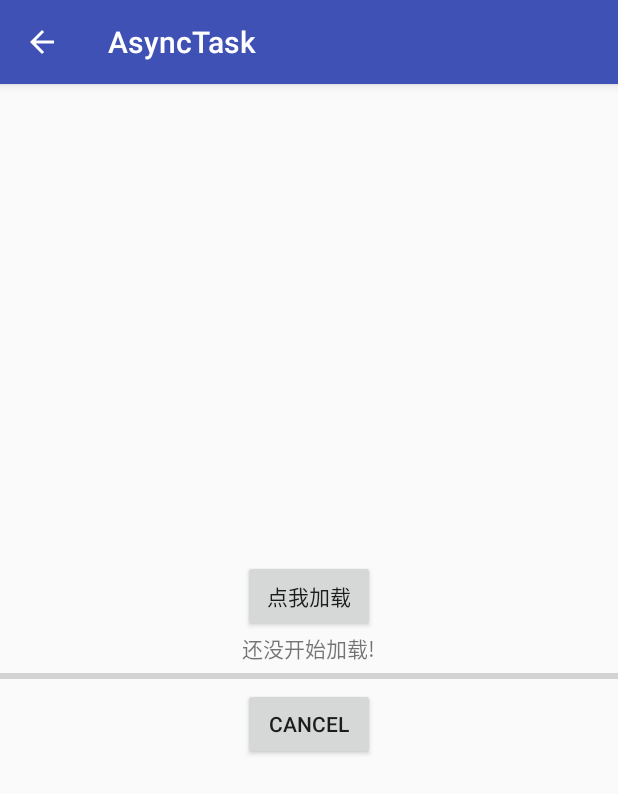
After one commit to Jorelanbo/samples, an Android app: the AsyncTaskActivity screen opened directly, with no data from a screen before it, on a phone screen of 412 x 824 dp. The commit adds this screen. Shown: the top 794 px of the screen. Run offline under Robolectric (Android 15) with nearby library versions, the phone set to English and light mode, and no system bars.

Commit message:
add AsyncTask test.

```diff
--- /dev/null
+++ b/app/src/main/java/com/js/sample/AsyncTaskActivity.java
@@ -0,0 +1,130 @@
+package com.js.sample;
+
+import android.os.AsyncTask;
+import android.os.Bundle;
+import android.support.annotation.Nullable;
+import android.support.v7.app.AppCompatActivity;
+import android.view.View;
+import android.widget.Button;
+import android.widget.ProgressBar;
+import android.widget.TextView;
+
+
+// Created by JS on 2018/12/13.
+
+public class AsyncTaskActivity extends AppCompatActivity {
+
+    // 线程变量
+    private MyTask mTask;
+
+    // 主布局中的UI组件
+    private Button button, cancel;// 加载、取消按钮
+    private TextView text;// 更新的UI组件
+    private ProgressBar progressBar;// 进度条
+
+    /**
+     * 步骤1：创建AsyncTask子类
+     * 注：
+     *   a. 继承AsyncTask类
+     *   b. 为3个泛型参数指定类型；若不使用，可用java.lang.Void类型代替
+     *      此处指定为：输入参数 = String类型、执行进度 = Integer类型、执行结果 = String类型
+     *   c. 根据需求，在AsyncTask子类内实现核心方法
+     */
+    private class MyTask extends AsyncTask<String, Integer, String> {
+
+        // 方法1：onPreExecute（）
+        // 作用：执行 线程任务前的操作
+        @Override
+        protected void onPreExecute() {
+            // 执行前显示提示
+            text.setText("加载中");
+        }
+
+        // 方法2：doInBackground（）
+        // 作用：接收输入参数、执行任务中的耗时操作、返回 线程任务执行的结果
+        // 此处通过计算从而模拟“加载进度”的情况
+        @Override
+        protected String doInBackground(String... strings) {
+            try {
+                int count = 0;
+                int length = 1;
+                while (count < 99) {
+                    count += length;
+                    // 可调用publishProgress（）显示进度, 之后将执行onProgressUpdate（）
+                    publishProgress(count);
+                    // 模拟耗时任务
+                    Thread.sleep(50);
+                }
+            } catch (InterruptedException e) {
+                e.printStackTrace();
+            }
+
+            return null;
+        }
+
+        // 方法3：onProgressUpdate（）
+        // 作用：在主线程 显示线程任务执行的进度
+        @Override
+        protected void onProgressUpdate(Integer... values) {
+            progressBar.setProgress(values[0]);
+            text.setText("loading..." + values[0] + "%");
+        }
+
+        // 方法4：onPostExecute（）
+        // 作用：接收线程任务执行结果、将执行结果显示到UI组件
+        @Override
+        protected void onPostExecute(String result) {
+            // 执行完毕后，则更新UI
+            text.setText("加载完毕");
+        }
+
+        // 方法5：onCancelled()
+        // 作用：将异步任务设置为：取消状态
+        @Override
+        protected void onCancelled() {
+            text.setText("已取消");
+            progressBar.setProgress(0);
+        }
+    }
+    @Override
+    protected void onCreate(@Nullable Bundle savedInstanceState) {
+        super.onCreate(savedInstanceState);
+        setContentView(R.layout.activity_asynctask);
+
+        button = (Button) findViewById(R.id.button);
+        cancel = (Button) findViewById(R.id.cancel);
+        text = (TextView) findViewById(R.id.text);
+        progressBar = (ProgressBar) findViewById(R.id.progress_bar);
+
+        /*
+         * 步骤2：创建AsyncTask子类的实例对象（即 任务实例）
+         * 注：AsyncTask子类的实例必须在UI线程中创建
+         */
+        mTask = new MyTask();
+
+        // 加载按钮按按下时，则启动AsyncTask
+        // 任务完成后更新TextView的文本
+        button.setOnClickListener(new View.OnClickListener() {
+            @Override
+            public void onClick(View v) {
+                /*
+                 * 步骤3：手动调用execute(Params... params) 从而执行异步线程任务
+                 * 注：
+                 *    a. 必须在UI线程中调用
+                 *    b. 同一个AsyncTask实例对象只能执行1次，若执行第2次将会抛出异常
+                 *    c. 执行任务中，系统会自动调用AsyncTask的一系列方法：onPreExecute() 、doInBackground()、onProgressUpdate() 、onPostExecute()
+                 *    d. 不能手动调用上述方法
+                 */
+                mTask.execute();
+            }
+        });
+
+        cancel.setOnClickListener(new View.OnClickListener() {
+            @Override
+            public void onClick(View v) {
+                // 取消一个正在执行的任务,onCancelled方法将会被调用
+                mTask.cancel(true);
+            }
+        });
+    }
+}
--- /dev/null
+++ b/app/src/main/res/layout/activity_asynctask.xml
@@ -0,0 +1,38 @@
+<?xml version="1.0" encoding="utf-8"?>
+<RelativeLayout xmlns:android="http://schemas.android.com/apk/res/android"
+    android:layout_width="match_parent"
+    android:layout_height="match_parent"
+    android:gravity="center">
+
+    <Button
+        android:layout_centerInParent="true"
+        android:id="@+id/button"
+        android:layout_width="wrap_content"
+        android:layout_height="wrap_content"
+        android:text="点我加载"/>
+
+    <TextView
+        android:id="@+id/text"
+        android:layout_below="@+id/button"
+        android:layout_centerInParent="true"
+        android:layout_width="wrap_content"
+        android:layout_height="wrap_content"
+        android:text="还没开始加载!" />
+
+    <ProgressBar
+        android:layout_below="@+id/text"
+        android:id="@+id/progress_bar"
+        android:layout_width="fill_parent"
+        android:layout_height="wrap_content"
+        android:progress="0"
+        android:max="100"
+        style="?android:attr/progressBarStyleHorizontal"/>
+
+    <Button
+        android:layout_below="@+id/progress_bar"
+        android:layout_centerInParent="true"
+        android:id="@+id/cancel"
+        android:layout_width="wrap_content"
+        android:layout_height="wrap_content"
+        android:text="cancel"/>
+</RelativeLayout>
--- a/app/src/main/res/values/strings.xml
+++ b/app/src/main/res/values/strings.xml
@@ -5,4 +5,5 @@
     <string name="fragment_life_cycle">fragment life cycle</string>
     <string name="main_page">main page</string>
     <string name="logger_framework">logger framework</string>
+    <string name="async_task">AsyncTask</string>
 </resources>
```
Also changed, not shown: app/src/main/AndroidManifest.xml (+7 -2 lines), app/src/main/java/com/js/sample/GuideActivity.java (+19 -2 lines), app/src/main/res/layout/activity_guide.xml (+7 -0 lines).
